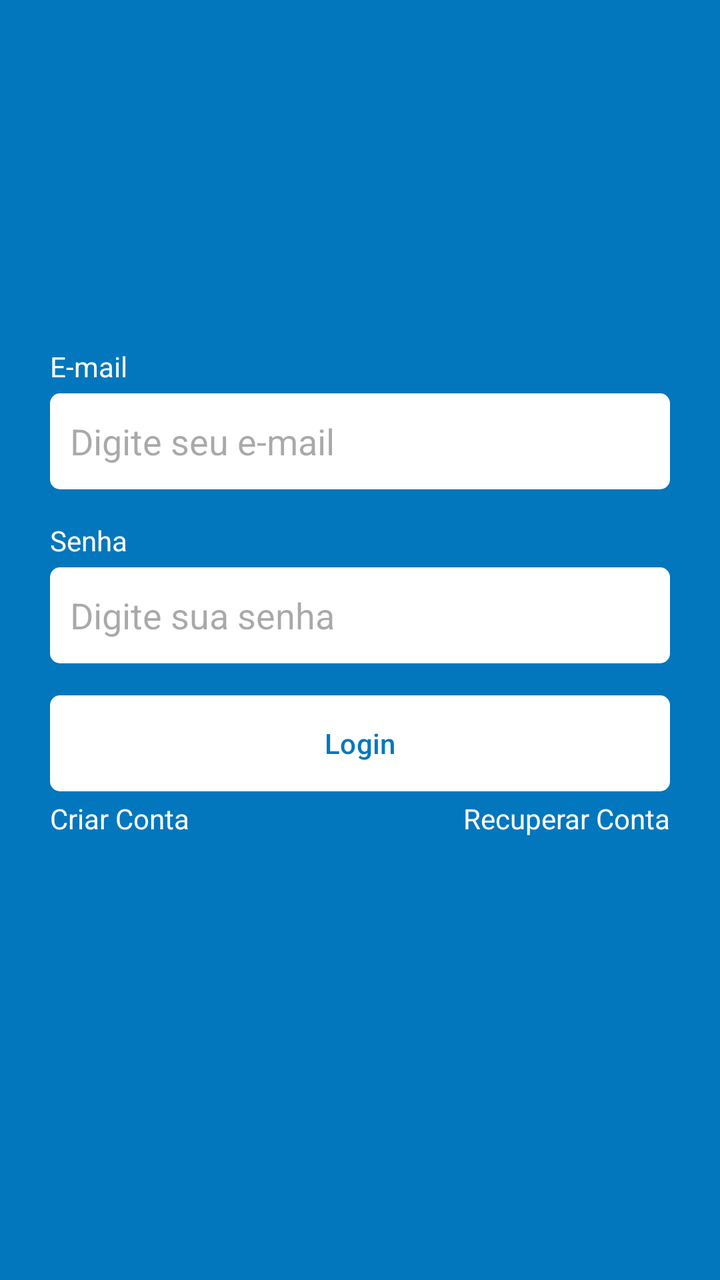
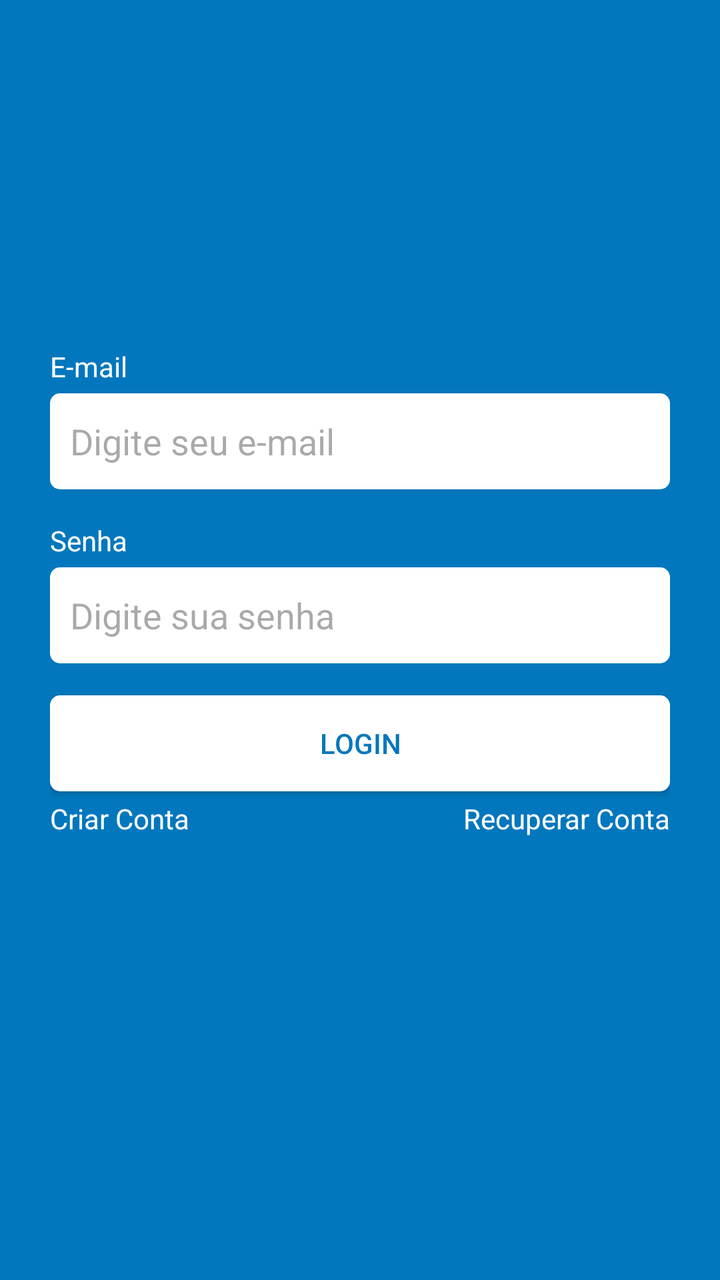

Two renders of the same Android screen: before a commit and after it. Below are the layout's source before the change and the commit's diff.
<!-- AndroidManifest.xml: application theme Theme.Atividade1 -->
<!-- res/layout/fragment_login.xml -->
<?xml version="1.0" encoding="utf-8"?>
<androidx.constraintlayout.widget.ConstraintLayout
    xmlns:android="http://schemas.android.com/apk/res/android"
    xmlns:tools="http://schemas.android.com/tools"
    android:layout_width="match_parent"
    android:layout_height="match_parent"
    tools:context=".ui.auth.LoginFragment"
    xmlns:app="http://schemas.android.com/apk/res-auto"
    android:background="@color/color_default">
    <LinearLayout
        android:id="@+id/LinearLayout"
        android:layout_width="0dp"
        android:layout_height="wrap_content"
        app:layout_constraintBottom_toBottomOf="parent"
        app:layout_constraintTop_toTopOf="parent"
        app:layout_constraintEnd_toEndOf="parent"
        app:layout_constraintStart_toStartOf="parent"
        android:orientation="vertical"
        android:layout_marginHorizontal="25dp">

        <TextView
            android:layout_width="wrap_content"
            android:layout_height="wrap_content"
            android:text="E-mail"
            android:textColor="@color/white"/>

        <EditText
            android:layout_width="match_parent"
            android:layout_height="48dp"
            android:hint="Digite seu e-mail"
            android:inputType="textEmailAddress"
            android:padding="10dp"
            android:layout_marginTop="4dp"
            android:background="@drawable/bg_edit_text"/>
        <TextView
            android:layout_width="wrap_content"
            android:layout_height="wrap_content"
            android:text="Senha"
            android:textColor="@color/white"
            android:layout_marginTop="16dp"/>
        <EditText
            android:layout_width="match_parent"
            android:layout_height="48dp"
            android:inputType="textPassword"
            android:hint="Digite sua senha"
            android:padding="10dp"
            android:layout_marginTop="4dp"
            android:background="@drawable/bg_edit_text"/>
        <com.google.android.material.button.MaterialButton
            android:id="@+id/buttonLogin"
            android:layout_width="match_parent"
            android:layout_height="wrap_content"
            android:text="Login"
            android:textColor="@color/color_default"
            app:backgroundTint="@null"
            android:layout_marginTop="16dp"
            android:background="@drawable/bg_btn"/>
        <LinearLayout
            android:layout_width="match_parent"
            android:layout_height="wrap_content"
            android:orientation="horizontal"
            android:layout_marginTop="4dp">

            <TextView
                android:id="@+id/btnRegister"
                android:layout_width="wrap_content"
                android:layout_height="wrap_content"
                android:layout_weight="1"
                android:text="Criar Conta"
                android:textAlignment="textStart"
                android:textColor="@color/white" />

            <TextView
                android:id="@+id/btnRecover"
                android:layout_width="wrap_content"
                android:layout_height="wrap_content"
                android:text="Recuperar Conta"
                android:layout_weight="1"
                android:textAlignment="textEnd"
                android:textColor="@color/white"/>
        </LinearLayout>
        <ProgressBar
            android:layout_width="wrap_content"
            android:layout_height="wrap_content"
            android:indeterminateTint="@color/white"
            android:layout_gravity="center"
            tools:visibility="visible"
            android:visibility="invisible"/>


    </LinearLayout>


</androidx.constraintlayout.widget.ConstraintLayout>
<!-- resources referenced by this layout -->
<resources>
  <color name="color_default">#0277BD</color>
  <color name="white">#FFFFFFFF</color>
  <!-- drawable bg_btn (drawable) -->
  <?xml version="1.0" encoding="utf-8"?>
  <shape xmlns:android="http://schemas.android.com/apk/res/android"
      android:shape="rectangle">
  
      <solid android:color="@color/white"/>
      <corners android:radius="5dp"/>
  
  </shape>
  <!-- drawable bg_edit_text (drawable) -->
  <?xml version="1.0" encoding="utf-8"?>
  <shape xmlns:android="http://schemas.android.com/apk/res/android"
      android:shape="rectangle">
  
      <solid android:color="@color/white"/>
      <corners android:radius="5dp"/>
  
  </shape>
  <style name="Theme.Atividade1" parent="Base.Theme.Atividade1" />
  <style name="Base.Theme.Atividade1" parent="Theme.Material3.DayNight.NoActionBar">
          
          
          <item name="colorPrimary">@color/color_default</item>
          <item name="colorPrimaryVariant">@color/color_default</item>
          <item name="android:windowBackground">@color/color_default</item>
      </style>
</resources>

<!-- the commit's change to res/layout/fragment_login.xml (unified diff, before → after) -->
@@ -46,7 +46,7 @@
             android:padding="10dp"
             android:layout_marginTop="4dp"
             android:background="@drawable/bg_edit_text"/>
-        <com.google.android.material.button.MaterialButton
+        <Button
             android:id="@+id/buttonLogin"
             android:layout_width="match_parent"
             android:layout_height="wrap_content"
